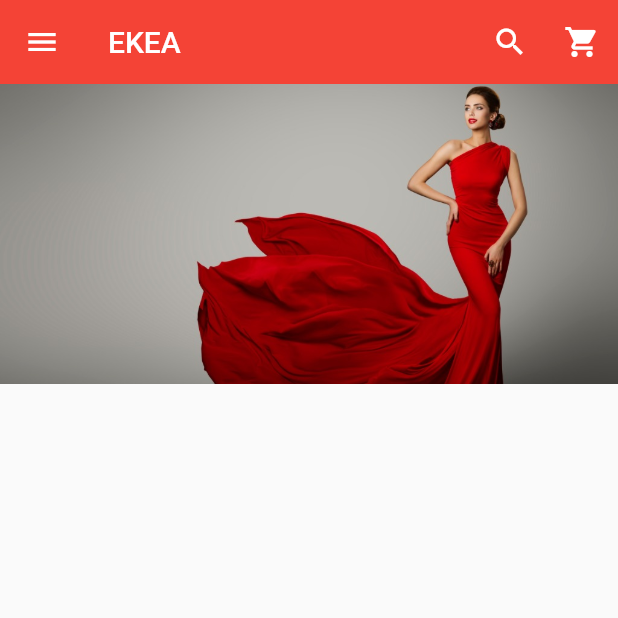
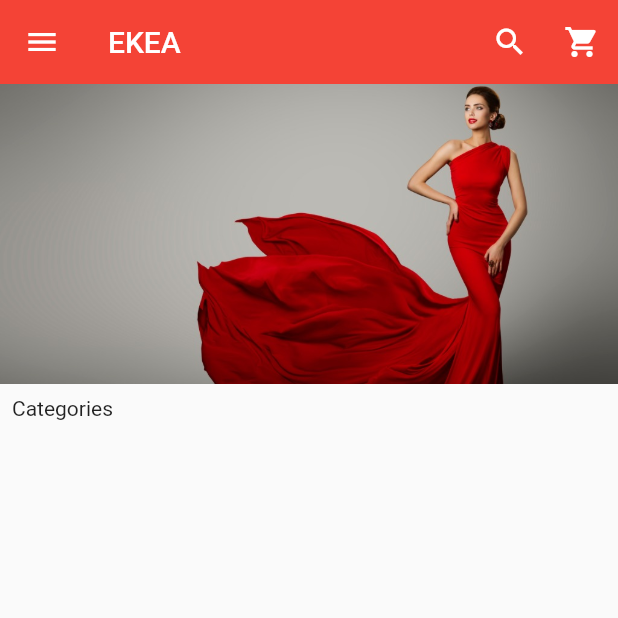
Before and after one commit to elizabethhillman/cmpe137_team4, a Flutter app: the screen it shows after launch, on a phone screen of 412 x 824 dp, the top half of it. Run offline on Flutter 3.47's test engine with Material 2 defaults, Android fonts, the phone set to English and light mode, and no system bars; drawn by our look-alikes of carousel_slider.

Commit message:
horizonral listview

```diff
--- /dev/null
+++ b/ekea/lib/components/horizontal_listview.dart
@@ -0,0 +1,37 @@
+import 'package:flutter/material.dart';
+
+class HorizontalList extends StatelessWidget {
+  const HorizontalList({Key? key}) : super(key: key);
+
+  @override
+  Widget build(BuildContext context) {
+    return Container(
+      height: 80.0,
+      child: ListView(
+        scrollDirection: Axis.horizontal,
+        children: [],
+      ),
+    );
+  }
+}
+
+class Category extends StatelessWidget {
+  final String image_location;
+  final String image_caption;
+
+  Category({required this.image_caption, required this.image_location});
+
+  @override
+  Widget build(BuildContext context) {
+    return Padding(
+      padding: const EdgeInsets.all(2.0),
+      child: InkWell(
+        onTap: () {},
+        child: ListTile(
+          title: Image.asset(image_location),
+          subtitle: Text(image_caption),
+        ),
+      ),
+    );
+  }
+}
--- a/ekea/lib/main.dart
+++ b/ekea/lib/main.dart
@@ -1,5 +1,6 @@
 import 'package:flutter/material.dart';
 import 'package:carousel_slider/carousel_slider.dart';
+import 'package:ekea/components/horizontal_listview.dart';
 
 void main() {
   runApp(
@@ -144,7 +145,14 @@ class _HomePageState extends State<HomePage> {
         ),
       ),
       body: new ListView(
-        children: <Widget>[image_carousel],
+        children: <Widget>[
+          image_carousel,
+          new Padding(
+            padding: const EdgeInsets.all(8.0),
+            child: new Text('Categories'),
+          ),
+          HorizontalList(),
+        ],
       ),
     );
   }
```
